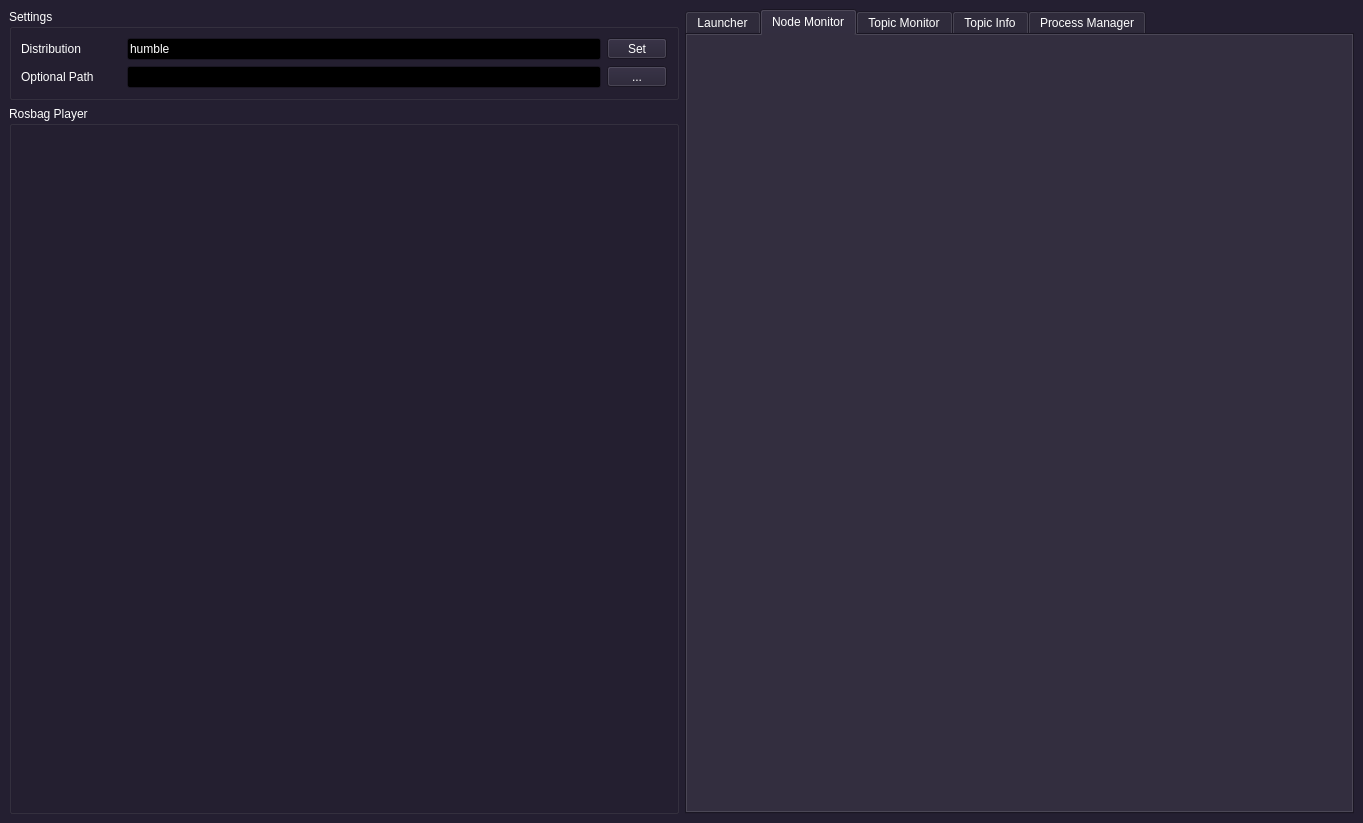
Old version of the form ui/main.ui in the repository yyamazaki933/rosif.
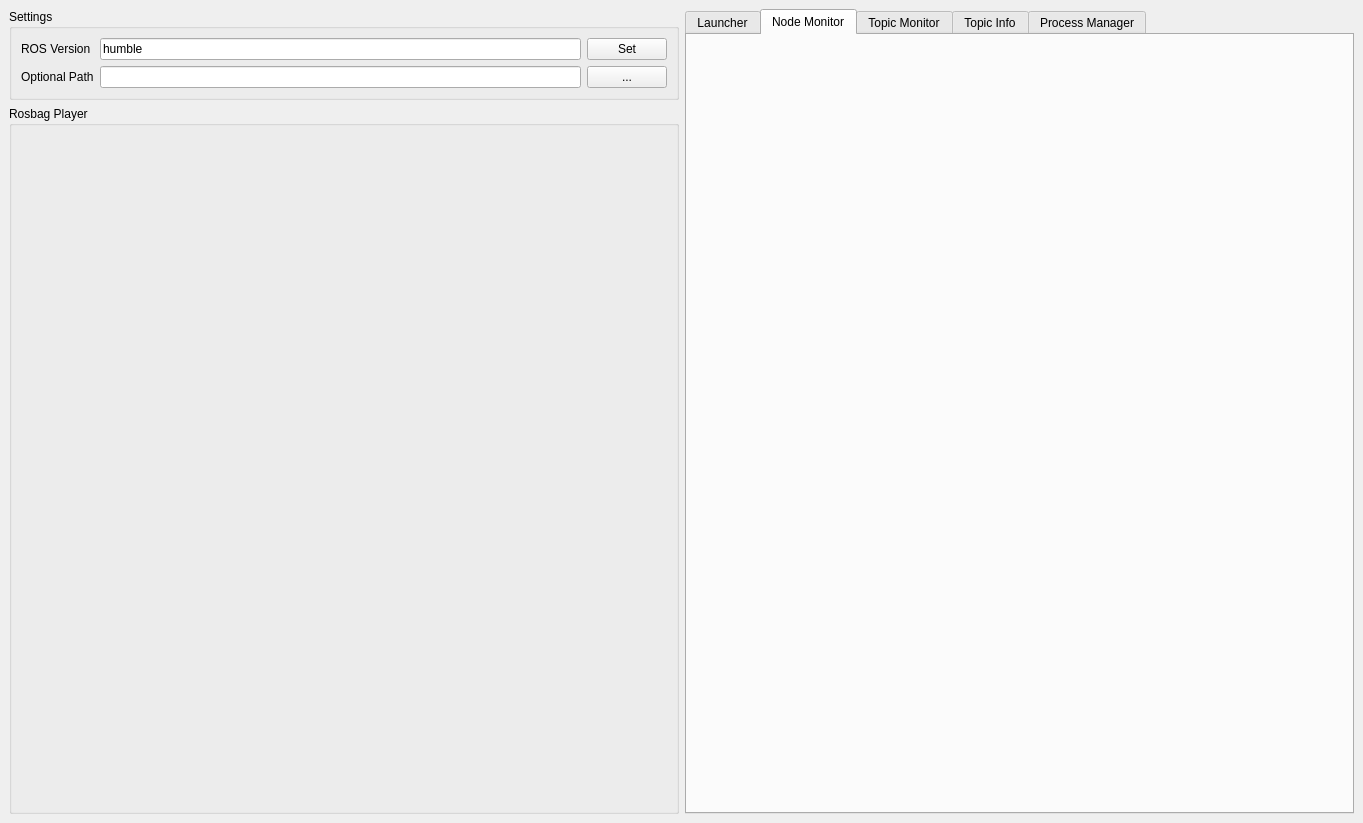
New version of the form. The open tabs and pages were chosen to show the change.

What changed in the file:
```diff
--- a/ui/main.ui
+++ b/ui/main.ui
@@ -10,475 +10,6 @@
     <height>823</height>
    </rect>
   </property>
-  <property name="palette">
-   <palette>
-    <active>
-     <colorrole role="WindowText">
-      <brush brushstyle="SolidPattern">
-       <color alpha="255">
-        <red>255</red>
-        <green>255</green>
-        <blue>255</blue>
-       </color>
-      </brush>
-     </colorrole>
-     <colorrole role="Button">
-      <brush brushstyle="SolidPattern">
-       <color alpha="255">
-        <red>36</red>
-        <green>31</green>
-        <blue>49</blue>
-       </color>
-      </brush>
-     </colorrole>
-     <colorrole role="Light">
-      <brush brushstyle="SolidPattern">
-       <color alpha="255">
-        <red>0</red>
-        <green>0</green>
-        <blue>0</blue>
-       </color>
-      </brush>
-     </colorrole>
-     <colorrole role="Midlight">
-      <brush brushstyle="SolidPattern">
-       <color alpha="255">
-        <red>0</red>
-        <green>0</green>
-        <blue>0</blue>
-       </color>
-      </brush>
-     </colorrole>
-     <colorrole role="Dark">
-      <brush brushstyle="SolidPattern">
-       <color alpha="255">
-        <red>0</red>
-        <green>0</green>
-        <blue>0</blue>
-       </color>
-      </brush>
-     </colorrole>
-     <colorrole role="Mid">
-      <brush brushstyle="SolidPattern">
-       <color alpha="255">
-        <red>0</red>
-        <green>0</green>
-        <blue>0</blue>
-       </color>
-      </brush>
-     </colorrole>
-     <colorrole role="Text">
-      <brush brushstyle="SolidPattern">
-       <color alpha="255">
-        <red>255</red>
-        <green>255</green>
-        <blue>255</blue>
-       </color>
-      </brush>
-     </colorrole>
-     <colorrole role="BrightText">
-      <brush brushstyle="SolidPattern">
-       <color alpha="255">
-        <red>255</red>
-        <green>255</green>
-        <blue>255</blue>
-       </color>
-      </brush>
-     </colorrole>
-     <colorrole role="ButtonText">
-      <brush brushstyle="SolidPattern">
-       <color alpha="255">
-        <red>255</red>
-        <green>255</green>
-        <blue>255</blue>
-       </color>
-      </brush>
-     </colorrole>
-     <colorrole role="Base">
-      <brush brushstyle="SolidPattern">
-       <color alpha="255">
-        <red>0</red>
-        <green>0</green>
-        <blue>0</blue>
-       </color>
-      </brush>
-     </colorrole>
-     <colorrole role="Window">
-      <brush brushstyle="SolidPattern">
-       <color alpha="255">
-        <red>36</red>
-        <green>31</green>
-        <blue>49</blue>
-       </color>
-      </brush>
-     </colorrole>
-     <colorrole role="Shadow">
-      <brush brushstyle="SolidPattern">
-       <color alpha="255">
-        <red>0</red>
-        <green>0</green>
-        <blue>0</blue>
-       </color>
-      </brush>
-     </colorrole>
-     <colorrole role="Highlight">
-      <brush brushstyle="SolidPattern">
-       <color alpha="255">
-        <red>0</red>
-        <green>0</green>
-        <blue>255</blue>
-       </color>
-      </brush>
-     </colorrole>
-     <colorrole role="AlternateBase">
-      <brush brushstyle="SolidPattern">
-       <color alpha="255">
-        <red>0</red>
-        <green>0</green>
-        <blue>0</blue>
-       </color>
-      </brush>
-     </colorrole>
-     <colorrole role="ToolTipBase">
-      <brush brushstyle="SolidPattern">
-       <color alpha="255">
-        <red>255</red>
-        <green>255</green>
-        <blue>220</blue>
-       </color>
-      </brush>
-     </colorrole>
-     <colorrole role="ToolTipText">
-      <brush brushstyle="SolidPattern">
-       <color alpha="255">
-        <red>0</red>
-        <green>0</green>
-        <blue>0</blue>
-       </color>
-      </brush>
-     </colorrole>
-     <colorrole role="PlaceholderText">
-      <brush brushstyle="SolidPattern">
-       <color alpha="128">
-        <red>255</red>
-        <green>255</green>
-        <blue>255</blue>
-       </color>
-      </brush>
-     </colorrole>
-    </active>
-    <inactive>
-     <colorrole role="WindowText">
-      <brush brushstyle="SolidPattern">
-       <color alpha="255">
-        <red>255</red>
-        <green>255</green>
-        <blue>255</blue>
-       </color>
-      </brush>
-     </colorrole>
-     <colorrole role="Button">
-      <brush brushstyle="SolidPattern">
-       <color alpha="255">
-        <red>36</red>
-        <green>31</green>
-        <blue>49</blue>
-       </color>
-      </brush>
-     </colorrole>
-     <colorrole role="Light">
-      <brush brushstyle="SolidPattern">
-       <color alpha="255">
-        <red>0</red>
-        <green>0</green>
-        <blue>0</blue>
-       </color>
-      </brush>
-     </colorrole>
-     <colorrole role="Midlight">
-      <brush brushstyle="SolidPattern">
-       <color alpha="255">
-        <red>0</red>
-        <green>0</green>
-        <blue>0</blue>
-       </color>
-      </brush>
-     </colorrole>
-     <colorrole role="Dark">
-      <brush brushstyle="SolidPattern">
-       <color alpha="255">
-        <red>0</red>
-        <green>0</green>
-        <blue>0</blue>
-       </color>
-      </brush>
-     </colorrole>
-     <colorrole role="Mid">
-      <brush brushstyle="SolidPattern">
-       <color alpha="255">
-        <red>0</red>
-        <green>0</green>
-        <blue>0</blue>
-       </color>
-      </brush>
-     </colorrole>
-     <colorrole role="Text">
-      <brush brushstyle="SolidPattern">
-       <color alpha="255">
-        <red>255</red>
-        <green>255</green>
-        <blue>255</blue>
-       </color>
-      </brush>
-     </colorrole>
-     <colorrole role="BrightText">
-      <brush brushstyle="SolidPattern">
-       <color alpha="255">
-        <red>255</red>
-        <green>255</green>
-        <blue>255</blue>
-       </color>
-      </brush>
-     </colorrole>
-     <colorrole role="ButtonText">
-      <brush brushstyle="SolidPattern">
-       <color alpha="255">
-        <red>255</red>
-        <green>255</green>
-        <blue>255</blue>
-       </color>
-      </brush>
-     </colorrole>
-     <colorrole role="Base">
-      <brush brushstyle="SolidPattern">
-       <color alpha="255">
-        <red>0</red>
-        <green>0</green>
-        <blue>0</blue>
-       </color>
-      </brush>
-     </colorrole>
-     <colorrole role="Window">
-      <brush brushstyle="SolidPattern">
-       <color alpha="255">
-        <red>36</red>
-        <green>31</green>
-        <blue>49</blue>
-       </color>
-      </brush>
-     </colorrole>
-     <colorrole role="Shadow">
-      <brush brushstyle="SolidPattern">
-       <color alpha="255">
-        <red>0</red>
-        <green>0</green>
-        <blue>0</blue>
-       </color>
-      </brush>
-     </colorrole>
-     <colorrole role="Highlight">
-      <brush brushstyle="SolidPattern">
-       <color alpha="255">
-        <red>0</red>
-        <green>0</green>
-        <blue>255</blue>
-       </color>
-      </brush>
-     </colorrole>
-     <colorrole role="AlternateBase">
-      <brush brushstyle="SolidPattern">
-       <color alpha="255">
-        <red>0</red>
-        <green>0</green>
-        <blue>0</blue>
-       </color>
-      </brush>
-     </colorrole>
-     <colorrole role="ToolTipBase">
-      <brush brushstyle="SolidPattern">
-       <color alpha="255">
-        <red>255</red>
-        <green>255</green>
-        <blue>220</blue>
-       </color>
-      </brush>
-     </colorrole>
-     <colorrole role="ToolTipText">
-      <brush brushstyle="SolidPattern">
-       <color alpha="255">
-        <red>0</red>
-        <green>0</green>
-        <blue>0</blue>
-       </color>
-      </brush>
-     </colorrole>
-     <colorrole role="PlaceholderText">
-      <brush brushstyle="SolidPattern">
-       <color alpha="128">
-        <red>255</red>
-        <green>255</green>
-        <blue>255</blue>
-       </color>
-      </brush>
-     </colorrole>
-    </inactive>
-    <disabled>
-     <colorrole role="WindowText">
-      <brush brushstyle="SolidPattern">
-       <color alpha="255">
-        <red>0</red>
-        <green>0</green>
-        <blue>0</blue>
-       </color>
-      </brush>
-     </colorrole>
-     <colorrole role="Button">
-      <brush brushstyle="SolidPattern">
-       <color alpha="255">
-        <red>36</red>
-        <green>31</green>
-        <blue>49</blue>
-       </color>
-      </brush>
-     </colorrole>
-     <colorrole role="Light">
-      <brush brushstyle="SolidPattern">
-       <color alpha="255">
-        <red>0</red>
-        <green>0</green>
-        <blue>0</blue>
-       </color>
-      </brush>
-     </colorrole>
-     <colorrole role="Midlight">
-      <brush brushstyle="SolidPattern">
-       <color alpha="255">
-        <red>0</red>
-        <green>0</green>
-        <blue>0</blue>
-       </color>
-      </brush>
-     </colorrole>
-     <colorrole role="Dark">
-      <brush brushstyle="SolidPattern">
-       <color alpha="255">
-        <red>0</red>
-        <green>0</green>
-        <blue>0</blue>
-       </color>
-      </brush>
-     </colorrole>
-     <colorrole role="Mid">
-      <brush brushstyle="SolidPattern">
-       <color alpha="255">
-        <red>0</red>
-        <green>0</green>
-        <blue>0</blue>
-       </color>
-      </brush>
-     </colorrole>
-     <colorrole role="Text">
-      <brush brushstyle="SolidPattern">
-       <color alpha="255">
-        <red>0</red>
-        <green>0</green>
-        <blue>0</blue>
-       </color>
-      </brush>
-     </colorrole>
-     <colorrole role="BrightText">
-      <brush brushstyle="SolidPattern">
-       <color alpha="255">
-        <red>255</red>
-        <green>255</green>
-        <blue>255</blue>
-       </color>
-      </brush>
-     </colorrole>
-     <colorrole role="ButtonText">
-      <brush brushstyle="SolidPattern">
-       <color alpha="255">
-        <red>0</red>
-        <green>0</green>
-        <blue>0</blue>
-       </color>
-      </brush>
-     </colorrole>
-     <colorrole role="Base">
-      <brush brushstyle="SolidPattern">
-       <color alpha="255">
-        <red>36</red>
-        <green>31</green>
-        <blue>49</blue>
-       </color>
-      </brush>
-     </colorrole>
-     <colorrole role="Window">
-      <brush brushstyle="SolidPattern">
-       <color alpha="255">
-        <red>36</red>
-        <green>31</green>
-        <blue>49</blue>
-       </color>
-      </brush>
-     </colorrole>
-     <colorrole role="Shadow">
-      <brush brushstyle="SolidPattern">
-       <color alpha="255">
-        <red>0</red>
-        <green>0</green>
-        <blue>0</blue>
-       </color>
-      </brush>
-     </colorrole>
-     <colorrole role="Highlight">
-      <brush brushstyle="SolidPattern">
-       <color alpha="255">
-        <red>145</red>
-        <green>145</green>
-        <blue>145</blue>
-       </color>
-      </brush>
-     </colorrole>
-     <colorrole role="AlternateBase">
-      <brush brushstyle="SolidPattern">
-       <color alpha="255">
-        <red>0</red>
-        <green>0</green>
-        <blue>0</blue>
-       </color>
-      </brush>
-     </colorrole>
-     <colorrole role="ToolTipBase">
-      <brush brushstyle="SolidPattern">
-       <color alpha="255">
-        <red>255</red>
-        <green>255</green>
-        <blue>220</blue>
-       </color>
-      </brush>
-     </colorrole>
-     <colorrole role="ToolTipText">
-      <brush brushstyle="SolidPattern">
-       <color alpha="255">
-        <red>0</red>
-        <green>0</green>
-        <blue>0</blue>
-       </color>
-      </brush>
-     </colorrole>
-     <colorrole role="PlaceholderText">
-      <brush brushstyle="SolidPattern">
-       <color alpha="128">
-        <red>255</red>
-        <green>255</green>
-        <blue>255</blue>
-       </color>
-      </brush>
-     </colorrole>
-    </disabled>
-   </palette>
-  </property>
   <property name="windowTitle">
    <string>ROS2 Interface</string>
   </property>
@@ -490,96 +21,6 @@
     </sizepolicy>
    </property>
    <layout class="QGridLayout" name="gridLayout">
-    <item row="5" column="0">
-     <widget class="QGroupBox" name="groupBox_2">
-      <property name="sizePolicy">
-       <sizepolicy hsizetype="Preferred" vsizetype="Fixed">
-        <horstretch>0</horstretch>
-        <verstretch>0</verstretch>
-       </sizepolicy>
-      </property>
-      <property name="title">
-       <string>Settings</string>
-      </property>
-      <layout class="QGridLayout" name="gridLayout_2">
-       <item row="0" column="0">
-        <widget class="QLabel" name="label">
-         <property name="sizePolicy">
-          <sizepolicy hsizetype="Maximum" vsizetype="Preferred">
-           <horstretch>0</horstretch>
-           <verstretch>0</verstretch>
-          </sizepolicy>
-         </property>
-         <property name="minimumSize">
-          <size>
-           <width>100</width>
-           <height>0</height>
-          </size>
-         </property>
-         <property name="text">
-          <string>Distribution</string>
-         </property>
-        </widget>
-       </item>
-       <item row="0" column="1">
-        <widget class="QLineEdit" name="le_distro">
-         <property name="sizePolicy">
-          <sizepolicy hsizetype="Preferred" vsizetype="Fixed">
-           <horstretch>0</horstretch>
-           <verstretch>0</verstretch>
-          </sizepolicy>
-         </property>
-         <property name="text">
-          <string>humble</string>
-         </property>
-        </widget>
-       </item>
-       <item row="1" column="2">
-        <widget class="QToolButton" name="tb_path">
-         <property name="minimumSize">
-          <size>
-           <width>60</width>
-           <height>0</height>
-          </size>
-         </property>
-         <property name="text">
-          <string>...</string>
-         </property>
-        </widget>
-       </item>
-       <item row="1" column="0">
-        <widget class="QLabel" name="label_2">
-         <property name="text">
-          <string>Optional Path</string>
-         </property>
-        </widget>
-       </item>
-       <item row="0" column="2">
-        <widget class="QToolButton" name="tb_distro">
-         <property name="minimumSize">
-          <size>
-           <width>60</width>
-           <height>0</height>
-          </size>
-         </property>
-         <property name="text">
-          <string>Set</string>
-         </property>
-        </widget>
-       </item>
-       <item row="1" column="1">
-        <widget class="QLineEdit" name="le_path">
-         <property name="sizePolicy">
-          <sizepolicy hsizetype="Preferred" vsizetype="Fixed">
-           <horstretch>0</horstretch>
-           <verstretch>0</verstretch>
-          </sizepolicy>
-         </property>
-        </widget>
-       </item>
-      </layout>
-     </widget>
-    </item>
     <item row="6" column="0">
      <widget class="QGroupBox" name="groupBox">
       <property name="sizePolicy">
@@ -661,6 +102,120 @@
       </widget>
      </widget>
     </item>
+    <item row="5" column="0">
+     <widget class="QGroupBox" name="groupBox_2">
+      <property name="sizePolicy">
+       <sizepolicy hsizetype="Preferred" vsizetype="Fixed">
+        <horstretch>0</horstretch>
+        <verstretch>0</verstretch>
+       </sizepolicy>
+      </property>
+      <property name="title">
+       <string>Settings</string>
+      </property>
+      <layout class="QGridLayout" name="gridLayout_2">
+       <item row="2" column="0">
+        <widget class="QLabel" name="label_2">
+         <property name="text">
+          <string>Optional Path</string>
+         </property>
+        </widget>
+       </item>
+       <item row="0" column="2">
+        <widget class="QLineEdit" name="le_distro">
+         <property name="sizePolicy">
+          <sizepolicy hsizetype="Preferred" vsizetype="Fixed">
+           <horstretch>0</horstretch>
+           <verstretch>0</verstretch>
+          </sizepolicy>
+         </property>
+         <property name="text">
+          <string>humble</string>
+         </property>
+        </widget>
+       </item>
+       <item row="0" column="0">
+        <widget class="QLabel" name="label">
+         <property name="sizePolicy">
+          <sizepolicy hsizetype="Maximum" vsizetype="Preferred">
+           <horstretch>0</horstretch>
+           <verstretch>0</verstretch>
+          </sizepolicy>
+         </property>
+         <property name="minimumSize">
+          <size>
+           <width>0</width>
+           <height>0</height>
+          </size>
+         </property>
+         <property name="text">
+          <string>ROS Version</string>
+         </property>
+        </widget>
+       </item>
+       <item row="2" column="2">
+        <widget class="QLineEdit" name="le_path">
+         <property name="sizePolicy">
+          <sizepolicy hsizetype="Preferred" vsizetype="Fixed">
+           <horstretch>0</horstretch>
+           <verstretch>0</verstretch>
+          </sizepolicy>
+         </property>
+        </widget>
+       </item>
+       <item row="0" column="3">
+        <widget class="QPushButton" name="pb_rosdistro">
+         <property name="sizePolicy">
+          <sizepolicy hsizetype="Fixed" vsizetype="Fixed">
+           <horstretch>0</horstretch>
+           <verstretch>0</verstretch>
+          </sizepolicy>
+         </property>
+         <property name="minimumSize">
+          <size>
+           <width>80</width>
+           <height>0</height>
+          </size>
+         </property>
+         <property name="maximumSize">
+          <size>
+           <width>80</width>
+           <height>16777215</height>
+          </size>
+         </property>
+         <property name="text">
+          <string>Set</string>
+         </property>
+        </widget>
+       </item>
+       <item row="2" column="3">
+        <widget class="QPushButton" name="pb_path">
+         <property name="sizePolicy">
+          <sizepolicy hsizetype="Fixed" vsizetype="Fixed">
+           <horstretch>0</horstretch>
+           <verstretch>0</verstretch>
+          </sizepolicy>
+         </property>
+         <property name="minimumSize">
+          <size>
+           <width>80</width>
+           <height>0</height>
+          </size>
+         </property>
+         <property name="maximumSize">
+          <size>
+           <width>80</width>
+           <height>16777215</height>
+          </size>
+         </property>
+         <property name="text">
+          <string>...</string>
+         </property>
+        </widget>
+       </item>
+      </layout>
+     </widget>
+    </item>
    </layout>
   </widget>
  </widget>
```
Left out of the diff: 2 changed lines with no effect on the pictures.
